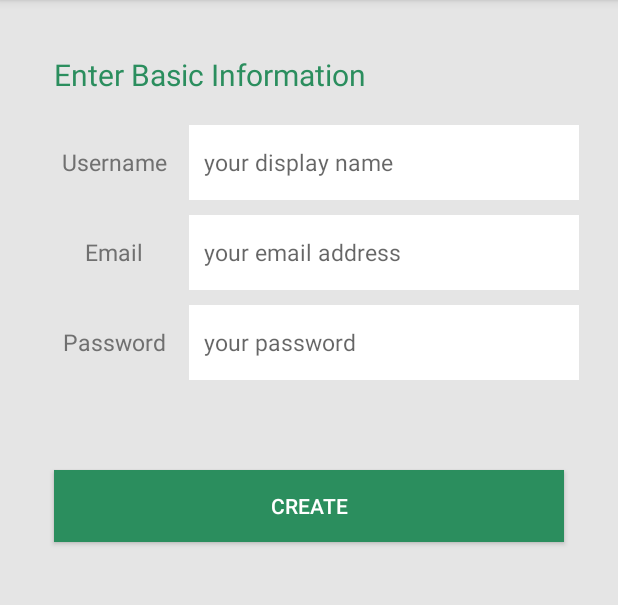
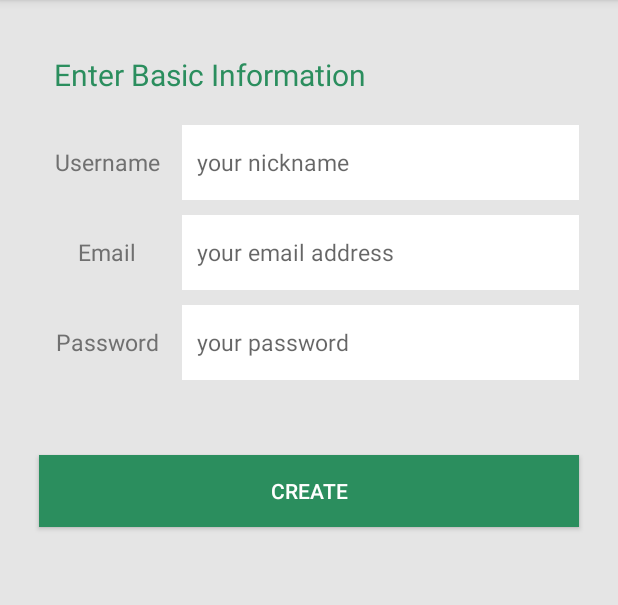
Before and after one commit to Xinbei/Dartmouth-Coach-App, an Android app: the CreateAccountActivity screen opened directly, with no data from a screen before it, on a phone screen of 412 x 824 dp, the part 84-689 px from its top. Run offline under Robolectric (Android 15) with nearby library versions, the phone set to English and light mode, and no system bars.

Commit message:
login update

```diff
--- a/DartmouthCoach/app/src/main/res/layout/activity_create_account.xml
+++ b/DartmouthCoach/app/src/main/res/layout/activity_create_account.xml
@@ -39,7 +39,7 @@
         <LinearLayout
             android:layout_width="match_parent"
             android:layout_height="50dp"
-            android:layout_marginLeft="10dp"
+            android:layout_marginLeft="5dp"
             android:layout_marginRight="10dp"
             android:background="@color/color5"
             android:orientation="horizontal">
@@ -59,7 +59,7 @@
                 android:textSize="15dp"
                 android:background="@color/white"
                 android:textColor="@color/color4"
-                android:hint="your display name"
+                android:hint="your nickname"
                 android:inputType="text"
                 android:singleLine="true" />
         </LinearLayout>
@@ -69,7 +69,7 @@
         <LinearLayout
             android:layout_width="match_parent"
             android:layout_height="50dp"
-            android:layout_marginLeft="10dp"
+            android:layout_marginLeft="5dp"
             android:layout_marginRight="10dp"
             android:layout_marginTop="10dp"
             android:background="@color/color5"
@@ -99,7 +99,7 @@
         <LinearLayout
             android:layout_width="match_parent"
             android:layout_height="50dp"
-            android:layout_marginLeft="10dp"
+            android:layout_marginLeft="5dp"
             android:layout_marginRight="10dp"
             android:layout_marginTop="10dp"
             android:background="@color/color5"
@@ -147,7 +147,7 @@
             android:id="@+id/btnCreate"
             android:layout_width="match_parent"
             android:layout_height="wrap_content"
-            android:layout_margin="20dp"
+            android:layout_margin="10dp"
             android:background="@color/color1"
             android:onClick="onNewAcc"
             android:textAllCaps="false"
--- a/DartmouthCoach/app/src/main/res/layout/fragment_schedule.xml
+++ b/DartmouthCoach/app/src/main/res/layout/fragment_schedule.xml
@@ -56,6 +56,7 @@
         android:layout_height="wrap_content">
 
         <LinearLayout
+            android:orientation="vertical"
             android:layout_width="match_parent"
             android:layout_height="wrap_content">
 
@@ -452,6 +453,7 @@
                     android:layout_width="wrap_content"
                     android:layout_height="wrap_content"
                     android:textSize="15dp"
+                    android:textStyle="bold"
                     android:text="Upper Valley"/>
 
                 <ImageView
@@ -464,6 +466,7 @@
                     android:layout_width="wrap_content"
                     android:layout_height="match_parent"
                     android:textSize="15dp"
+                    android:textStyle="bold"
                     android:text="New York City"/>
 
             </LinearLayout>
```
